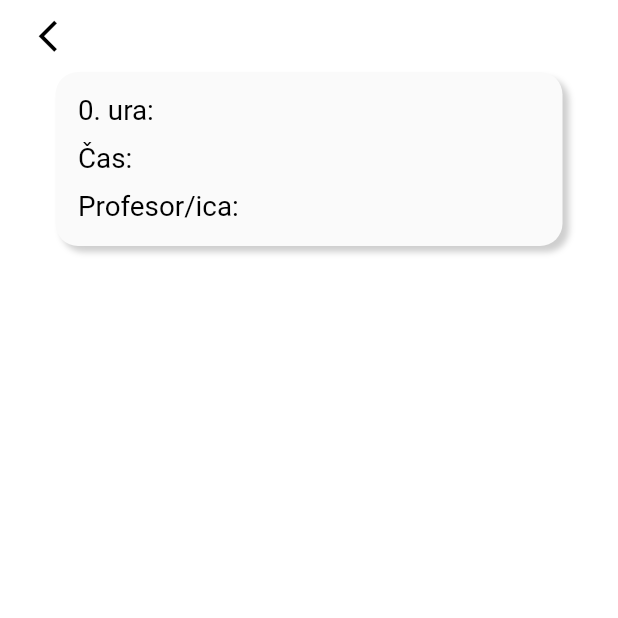
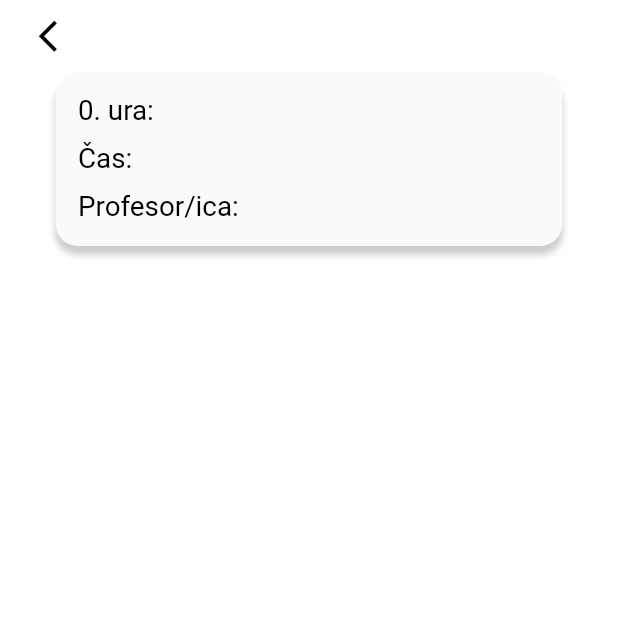
Before and after one commit to SCVApp/SCVAppFlutter, a Flutter app: the DetailUrnik screen opened directly with empty values, on a phone screen of 412 x 824 dp, the top half of it. Run offline on Flutter 3.47's test engine with Material 2 defaults, Android fonts, the phone set to English and light mode, and no system bars; our stand-ins replace babstrap_settings_screen, cached_network_image, dots_indicator, flutter_linkify, get, introduction_screen and 7 more; missing offline and left inert: app_settings, dart:ffi, ff_navigation_bar, flutter_picker, flutter_web_auth; accounts and stored records are empty.

Commit message:
Popravil sence

```diff
--- a/lib/DoorUnlock/components/DoorCardWidget.dart
+++ b/lib/DoorUnlock/components/DoorCardWidget.dart
@@ -1,12 +1,12 @@
 import 'package:flutter/material.dart';
 
 Widget DoorCardWidget(BuildContext context, Color color, Widget child,
-    {double padding = 40}) {
+    {double padding_inside = 40}) {
   return Padding(
-    padding: EdgeInsets.only(left: padding, right: padding, bottom: 20),
+    padding: EdgeInsets.symmetric(horizontal: 40),
     child: Container(
         alignment: Alignment.center,
-        padding: EdgeInsets.all(padding),
+        padding: EdgeInsets.all(padding_inside),
         decoration: BoxDecoration(
           color: color,
           borderRadius: BorderRadius.all(Radius.circular(10)),
--- a/lib/DoorUnlock/components/DoorCardsWidget.dart
+++ b/lib/DoorUnlock/components/DoorCardsWidget.dart
@@ -41,8 +41,9 @@ class _DoorCardsWidget extends State<DoorCardsWidget> {
     return Column(children: [
       Container(
           clipBehavior: Clip.none,
-          height: (MediaQuery.of(context).size.width * 0.5) + 20,
+          height: MediaQuery.of(context).size.width * 0.5,
           child: PageView(
+            clipBehavior: Clip.none,
             controller: pageController,
             onPageChanged: changeSelectedCard,
             scrollDirection: Axis.horizontal,
@@ -75,9 +76,10 @@ class _DoorCardsWidget extends State<DoorCardsWidget> {
                       gapless: false,
                     ),
                   ),
-                  padding: 25),
+                  padding_inside: 25),
             ],
           )),
+      Padding(padding: EdgeInsets.only(bottom: 20)),
       DotsIndicator(
         dotsCount: 3,
         position: selectedCard,
--- a/lib/UrnikPages/detailUrnik.dart
+++ b/lib/UrnikPages/detailUrnik.dart
@@ -156,7 +156,7 @@ class _DetailUrnikState extends State<DetailUrnik> {
                     BoxShadow(
                       color: Theme.of(context).shadowColor,
                       blurRadius: 3,
-                      offset: Offset(4, 4), // Shadow position
+                      offset: Offset(0, 6), // Shadow position
                     ),
                   ],
                   borderRadius: BorderRadius.circular(15),
```
